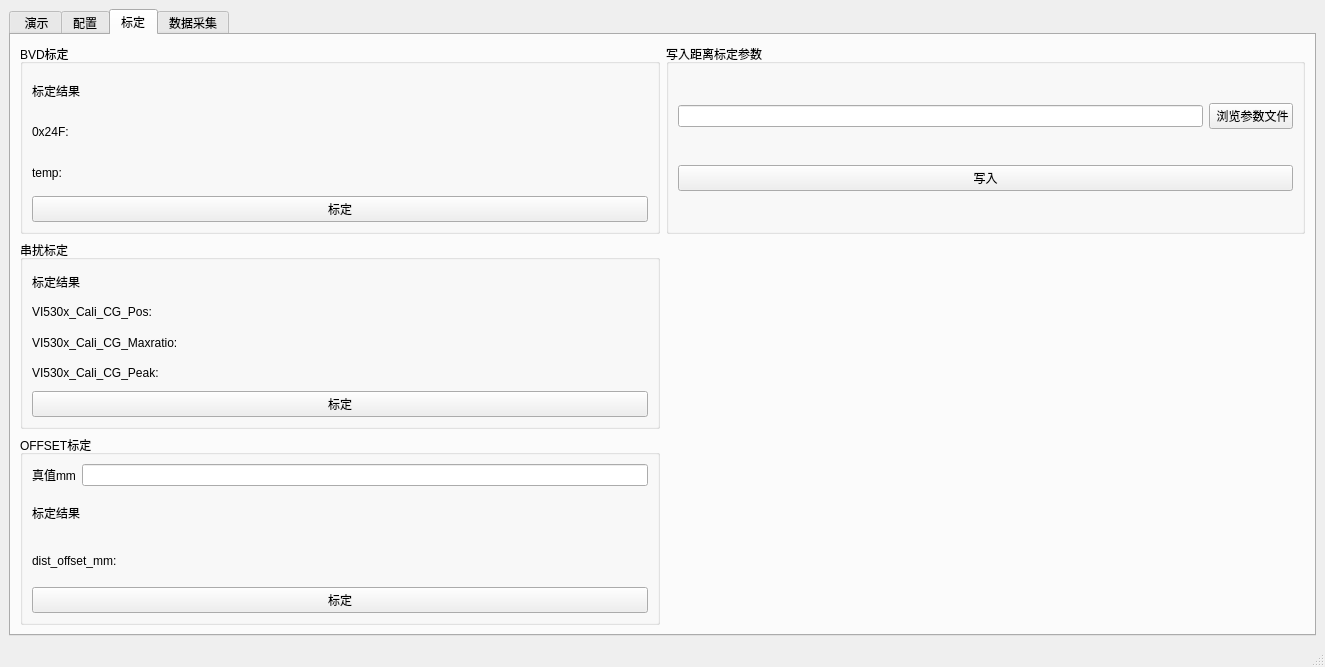
Above: mainwindow.ui from wood1139/trunk_door_demo before the change. Below: the same form after it.
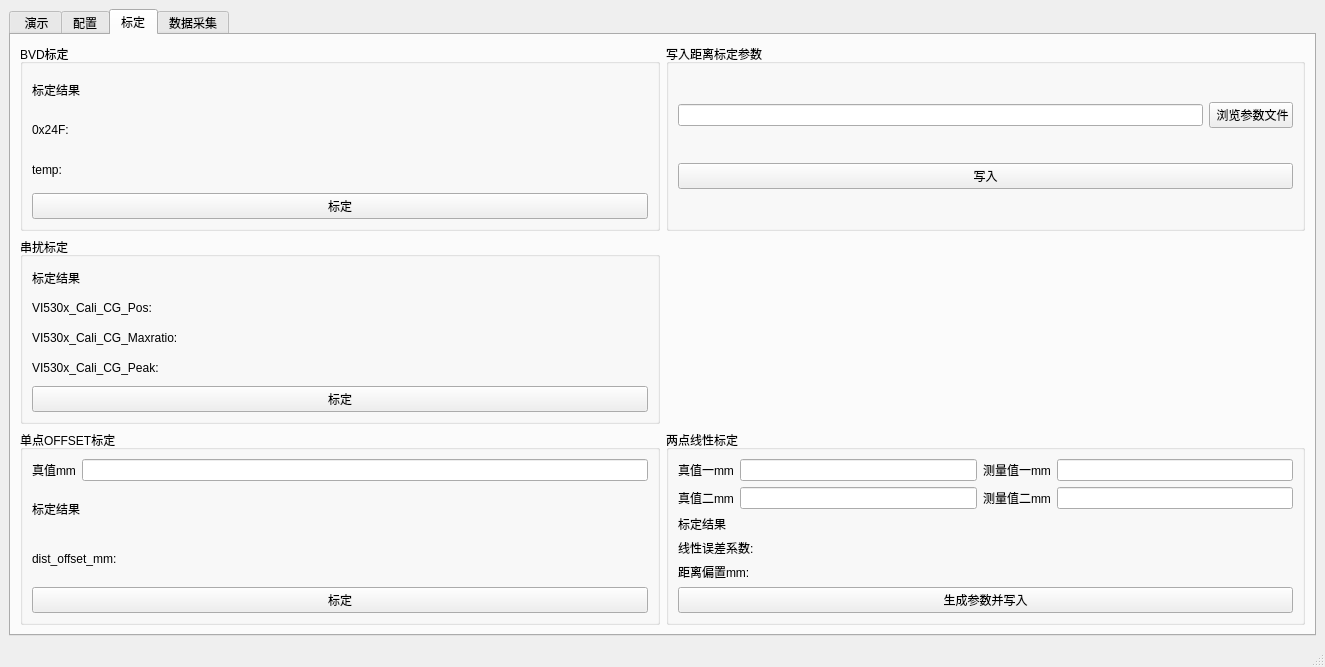
That is the form after the change. The open tabs and pages were chosen to show the change. Custom widgets are drawn as their Qt base class.

Commit message: 对LPS30，增加2点校准功能

```diff
--- a/mainwindow.ui
+++ b/mainwindow.ui
@@ -11,7 +11,7 @@
    </rect>
   </property>
   <property name="windowTitle">
-   <string>TOF调测工具V2.6.2</string>
+   <string>TOF调测工具V2.7.0</string>
   </property>
   <widget class="QWidget" name="centralwidget">
    <layout class="QVBoxLayout" name="verticalLayout_3">
@@ -55,7 +55,7 @@
            <property name="geometry">
             <rect>
              <x>0</x>
-             <y>-464</y>
+             <y>-405</y>
              <width>413</width>
              <height>1339</height>
             </rect>
@@ -877,6 +877,36 @@
           </layout>
          </widget>
         </item>
+        <item row="0" column="1">
+         <widget class="QGroupBox" name="groupBox_12">
+          <property name="title">
+           <string>写入距离标定参数</string>
+          </property>
+          <layout class="QGridLayout" name="gridLayout_16">
+           <item row="0" column="0">
+            <layout class="QHBoxLayout" name="horizontalLayout_10">
+             <item>
+              <widget class="QLineEdit" name="lineEdit_distCorrParaFilePath"/>
+             </item>
+             <item>
+              <widget class="QPushButton" name="pushButton_browseDistCorrParaFile">
+               <property name="text">
+                <string> 浏览参数文件</string>
+               </property>
+              </widget>
+             </item>
+            </layout>
+           </item>
+           <item row="1" column="0">
+            <widget class="QPushButton" name="pushButton_writeDistCorrParaFile">
+             <property name="text">
+              <string>写入</string>
+             </property>
+            </widget>
+           </item>
+          </layout>
+         </widget>
+        </item>
         <item row="1" column="0">
          <widget class="QGroupBox" name="groupBox_xtalkCalib">
           <property name="title">
@@ -937,7 +967,7 @@
         <item row="2" column="0">
          <widget class="QGroupBox" name="groupBox_10">
           <property name="title">
-           <string>OFFSET标定</string>
+           <string>单点OFFSET标定</string>
           </property>
           <layout class="QVBoxLayout" name="verticalLayout_6">
            <item>
@@ -978,30 +1008,89 @@
           </layout>
          </widget>
         </item>
-        <item row="0" column="1">
-         <widget class="QGroupBox" name="groupBox_12">
+        <item row="2" column="1">
+         <widget class="QGroupBox" name="groupBox_13">
           <property name="title">
-           <string>写入距离标定参数</string>
+           <string>两点线性标定</string>
           </property>
-          <layout class="QGridLayout" name="gridLayout_16">
-           <item row="0" column="0">
-            <layout class="QHBoxLayout" name="horizontalLayout_10">
+          <layout class="QVBoxLayout" name="verticalLayout_2">
+           <item>
+            <layout class="QHBoxLayout" name="horizontalLayout_12">
              <item>
-              <widget class="QLineEdit" name="lineEdit_distCorrParaFilePath"/>
+              <widget class="QLabel" name="label_41">
+               <property name="text">
+                <string>真值一mm</string>
+               </property>
+              </widget>
              </item>
              <item>
-              <widget class="QPushButton" name="pushButton_browseDistCorrParaFile">
+              <widget class="QLineEdit" name="lineEdit_linearCalibRealdist1"/>
+             </item>
+             <item>
+              <widget class="QLabel" name="label_43">
                <property name="text">
-                <string> 浏览参数文件</string>
+                <string>测量值一mm</string>
                </property>
               </widget>
              </item>
+             <item>
+              <widget class="QLineEdit" name="lineEdit_linearCalibDist1"/>
+             </item>
             </layout>
            </item>
-           <item row="1" column="0">
-            <widget class="QPushButton" name="pushButton_writeDistCorrParaFile">
+           <item>
+            <layout class="QHBoxLayout" name="horizontalLayout_14">
+             <item>
+              <widget class="QLabel" name="label_42">
+               <property name="text">
+                <string>真值二mm</string>
+               </property>
+              </widget>
+             </item>
+             <item>
+              <widget class="QLineEdit" name="lineEdit_linearCalibRealdist2"/>
+             </item>
+             <item>
+              <widget class="QLabel" name="label_44">
+               <property name="text">
+                <string>测量值二mm</string>
+               </property>
+              </widget>
+             </item>
+             <item>
+              <widget class="QLineEdit" name="lineEdit_linearCalibDist2">
+               <property name="text">
+                <string/>
+               </property>
+              </widget>
+             </item>
+            </layout>
+           </item>
+           <item>
+            <widget class="QLabel" name="label_offsetCalibRes_2">
              <property name="text">
-              <string>写入</string>
+              <string>标定结果</string>
+             </property>
+            </widget>
+           </item>
+           <item>
+            <widget class="QLabel" name="label_walkErrK">
+             <property name="text">
+              <string>线性误差系数:</string>
+             </property>
+            </widget>
+           </item>
+           <item>
+            <widget class="QLabel" name="label_distOffset">
+             <property name="text">
+              <string>距离偏置mm:</string>
+             </property>
+            </widget>
+           </item>
+           <item>
+            <widget class="QPushButton" name="pushButton_linearCalib">
+             <property name="text">
+              <string>生成参数并写入</string>
              </property>
             </widget>
            </item>
```
The commit also changes 2 other files.
